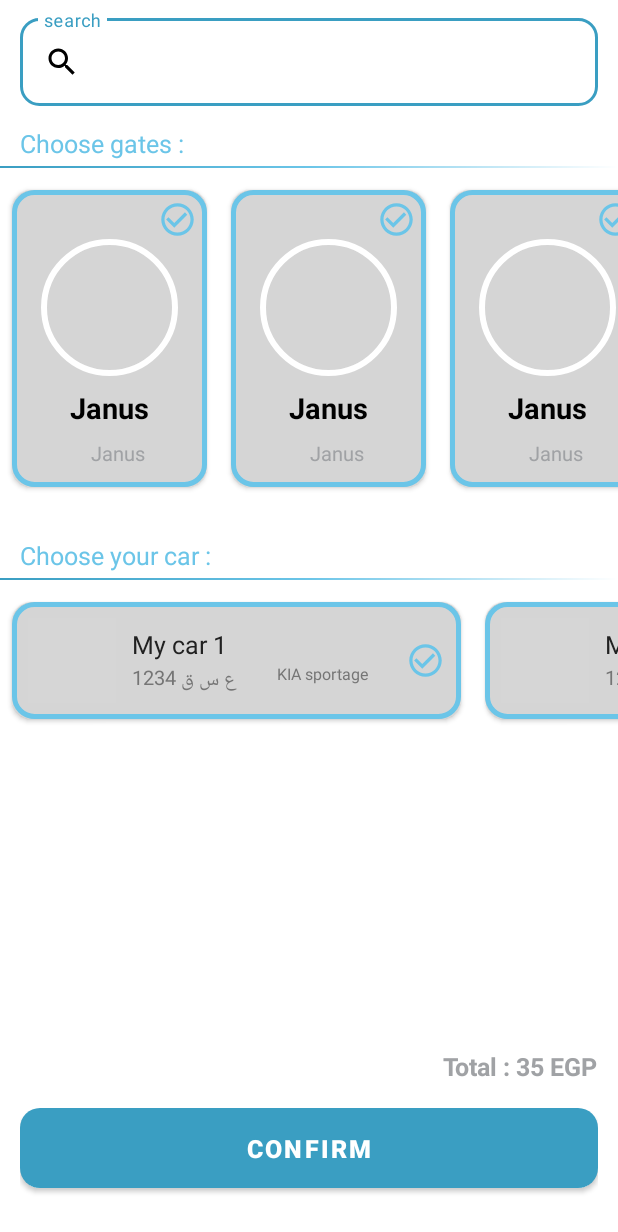
After one commit to mina0maher/janus-gates, an Android app: the layout fragment_reservation.xml on its own in the app's theme, with its tools: preview values and no code run, on a phone screen of 412 x 824 dp. The commit adds this screen. Shown: the top 1232 px of the screen. Run offline under Robolectric (Android 15) with nearby library versions, the light colour scheme and no system bars; grey boxes are pictures that could not be loaded.

Commit message:
make reservation screen UI

```diff
--- a/app/build.gradle
+++ b/app/build.gradle
@@ -69,6 +69,7 @@ dependencies {
     implementation 'androidx.lifecycle:lifecycle-viewmodel-ktx:2.5.1'
     implementation "com.github.hadilq.liveevent:liveevent:1.2.0"
     implementation "androidx.lifecycle:lifecycle-extensions:2.2.0"
-
+    //circle image view
+    implementation 'de.hdodenhof:circleimageview:3.1.0'
 
 }
--- a/app/src/main/java/com/mina/janus/ui/fragments/MapsFragment.kt
+++ b/app/src/main/java/com/mina/janus/ui/fragments/MapsFragment.kt
@@ -250,7 +250,7 @@ class MapsFragment : Fragment() {
         jsonObjectRequest.retryPolicy = retryPolicy
         requestQueue.add(jsonObjectRequest)
     }
-    private fun decodePoly(encoded: String): List<LatLng>? {
+    private fun decodePoly(encoded: String): List<LatLng> {
         val poly: MutableList<LatLng> = ArrayList()
         var index = 0
         val len = encoded.length
--- /dev/null
+++ b/app/src/main/java/com/mina/janus/ui/fragments/ReservationFragment.kt
@@ -0,0 +1,60 @@
+package com.mina.janus.ui.fragments
+
+import android.os.Bundle
+import androidx.fragment.app.Fragment
+import android.view.LayoutInflater
+import android.view.View
+import android.view.ViewGroup
+import com.mina.janus.R
+
+// TODO: Rename parameter arguments, choose names that match
+// the fragment initialization parameters, e.g. ARG_ITEM_NUMBER
+private const val ARG_PARAM1 = "param1"
+private const val ARG_PARAM2 = "param2"
+
+/**
+ * A simple [Fragment] subclass.
+ * Use the [ReservationFragment.newInstance] factory method to
+ * create an instance of this fragment.
+ */
+class ReservationFragment : Fragment() {
+    // TODO: Rename and change types of parameters
+    private var param1: String? = null
+    private var param2: String? = null
+
+    override fun onCreate(savedInstanceState: Bundle?) {
+        super.onCreate(savedInstanceState)
+        arguments?.let {
+            param1 = it.getString(ARG_PARAM1)
+            param2 = it.getString(ARG_PARAM2)
+        }
+    }
+
+    override fun onCreateView(
+        inflater: LayoutInflater, container: ViewGroup?,
+        savedInstanceState: Bundle?
+    ): View? {
+        // Inflate the layout for this fragment
+        return inflater.inflate(R.layout.fragment_reservation, container, false)
+    }
+
+    companion object {
+        /**
+         * Use this factory method to create a new instance of
+         * this fragment using the provided parameters.
+         *
+         * @param param1 Parameter 1.
+         * @param param2 Parameter 2.
+         * @return A new instance of fragment ReservationFragment.
+         */
+        // TODO: Rename and change types and number of parameters
+        @JvmStatic
+        fun newInstance(param1: String, param2: String) =
+            ReservationFragment().apply {
+                arguments = Bundle().apply {
+                    putString(ARG_PARAM1, param1)
+                    putString(ARG_PARAM2, param2)
+                }
+            }
+    }
+}
--- /dev/null
+++ b/app/src/main/res/drawable-v24/line_under_text.xml
@@ -0,0 +1,5 @@
+<?xml version="1.0" encoding="utf-8"?>
+<shape android:shape="rectangle" xmlns:android="http://schemas.android.com/apk/res/android">
+
+    <gradient android:startColor="@color/primary_dark" android:centerColor="@color/primary_light" android:endColor="@color/white"/>
+</shape>
--- /dev/null
+++ b/app/src/main/res/drawable/ic_check_circle.xml
@@ -0,0 +1,5 @@
+<vector android:height="24dp" android:tint="#000000"
+    android:viewportHeight="24" android:viewportWidth="24"
+    android:width="24dp" xmlns:android="http://schemas.android.com/apk/res/android">
+    <path android:fillColor="@android:color/white" android:pathData="M16.59,7.58L10,14.17l-3.59,-3.58L5,12l5,5 8,-8zM12,2C6.48,2 2,6.48 2,12s4.48,10 10,10 10,-4.48 10,-10S17.52,2 12,2zM12,20c-4.42,0 -8,-3.58 -8,-8s3.58,-8 8,-8 8,3.58 8,8 -3.58,8 -8,8z"/>
+</vector>
--- /dev/null
+++ b/app/src/main/res/drawable/ic_search.xml
@@ -0,0 +1,5 @@
+<vector android:height="24dp" android:tint="#000000"
+    android:viewportHeight="24" android:viewportWidth="24"
+    android:width="24dp" xmlns:android="http://schemas.android.com/apk/res/android">
+    <path android:fillColor="@android:color/white" android:pathData="M15.5,14h-0.79l-0.28,-0.27C15.41,12.59 16,11.11 16,9.5 16,5.91 13.09,3 9.5,3S3,5.91 3,9.5 5.91,16 9.5,16c1.61,0 3.09,-0.59 4.23,-1.57l0.27,0.28v0.79l5,4.99L20.49,19l-4.99,-5zM9.5,14C7.01,14 5,11.99 5,9.5S7.01,5 9.5,5 14,7.01 14,9.5 11.99,14 9.5,14z"/>
+</vector>
--- /dev/null
+++ b/app/src/main/res/drawable/item_gate_background.xml
@@ -0,0 +1,7 @@
+<?xml version="1.0" encoding="utf-8"?>
+<shape  xmlns:android="http://schemas.android.com/apk/res/android">
+<stroke android:color="@color/primary_light" android:width="3dp" />
+<corners android:radius="@dimen/_10sdp"/>
+    <solid android:color="@color/gray1"/>
+
+</shape>
--- a/app/src/main/res/layout/fragment_maps.xml
+++ b/app/src/main/res/layout/fragment_maps.xml
@@ -15,13 +15,13 @@
         android:background="@color/primary_light"
         android:layout_marginBottom="-40dp"
         >
-            <fragment xmlns:android="http://schemas.android.com/apk/res/android"
-                xmlns:tools="http://schemas.android.com/tools"
-                android:id="@+id/map"
-                android:name="com.google.android.gms.maps.SupportMapFragment"
-                android:layout_width="match_parent"
-                android:layout_height="match_parent"
-                tools:context=".ui.fragments.MapsFragment" />
+<!--            <fragment xmlns:android="http://schemas.android.com/apk/res/android"-->
+<!--                xmlns:tools="http://schemas.android.com/tools"-->
+<!--                android:id="@+id/map"-->
+<!--                android:name="com.google.android.gms.maps.SupportMapFragment"-->
+<!--                android:layout_width="match_parent"-->
+<!--                android:layout_height="match_parent"-->
+<!--                tools:context=".ui.fragments.MapsFragment" />-->
     </androidx.constraintlayout.widget.ConstraintLayout>
 
     <androidx.constraintlayout.widget.ConstraintLayout
@@ -85,13 +85,14 @@
         </com.google.android.material.textfield.TextInputLayout>
 
         <FrameLayout
+            android:id="@+id/frameLayout2"
             android:layout_width="match_parent"
             android:layout_height="wrap_content"
+            android:layout_marginTop="@dimen/_20sdp"
+            android:layout_marginBottom="@dimen/_20sdp"
             android:animateLayoutChanges="true"
-            app:layout_constraintTop_toBottomOf="@+id/textInputLayout3"
-            app:layout_constraintBottom_toBottomOf="parent"
-            android:layout_marginTop="@dimen/_30sdp"
-            android:layout_marginBottom="@dimen/_20sdp">
+            app:layout_constraintBottom_toTopOf="@id/textChooseGates"
+            app:layout_constraintTop_toBottomOf="@+id/textInputLayout3">
 
             <com.google.android.material.button.MaterialButton
                 android:id="@+id/buttonSignIn"
@@ -110,5 +111,21 @@
                 android:layout_gravity="center"
                 android:visibility="invisible" />
         </FrameLayout>
+
+        <TextView
+            android:id="@+id/textChooseGates"
+            android:layout_width="wrap_content"
+            android:layout_height="wrap_content"
+            android:layout_marginTop="@dimen/_20sdp"
+            android:layout_marginBottom="@dimen/_20sdp"
+
+            android:text="or choose gates manually"
+            android:textColor="@color/black"
+            android:textSize="@dimen/_12ssp"
+            android:textStyle="bold"
+            app:layout_constraintBottom_toBottomOf="parent"
+            app:layout_constraintEnd_toEndOf="parent"
+            app:layout_constraintStart_toStartOf="parent"
+     />
     </androidx.constraintlayout.widget.ConstraintLayout>
 </androidx.constraintlayout.widget.ConstraintLayout>
--- /dev/null
+++ b/app/src/main/res/layout/fragment_reservation.xml
@@ -0,0 +1,152 @@
+<?xml version="1.0" encoding="utf-8"?>
+<androidx.constraintlayout.widget.ConstraintLayout xmlns:android="http://schemas.android.com/apk/res/android"
+    xmlns:tools="http://schemas.android.com/tools"
+    android:layout_width="match_parent"
+    android:layout_height="match_parent"
+    xmlns:app="http://schemas.android.com/apk/res-auto"
+    tools:context=".ui.fragments.ReservationFragment">
+
+    <com.google.android.material.textfield.TextInputLayout
+        android:id="@+id/textInputLayout"
+        style="@style/Widget.MaterialComponents.TextInputLayout.OutlinedBox"
+        android:layout_width="match_parent"
+        android:layout_height="wrap_content"
+        android:layout_marginTop="@dimen/_5sdp"
+        android:textColorHint="@color/grey"
+        app:boxCornerRadiusBottomEnd="@dimen/_10sdp"
+        app:boxCornerRadiusBottomStart="@dimen/_10sdp"
+        app:boxCornerRadiusTopEnd="@dimen/_10sdp"
+        app:boxCornerRadiusTopStart="@dimen/_10sdp"
+        app:layout_constraintEnd_toEndOf="parent"
+        app:layout_constraintStart_toStartOf="parent"
+        app:layout_constraintTop_toTopOf="parent"
+        android:layout_marginEnd="@dimen/_10sdp"
+        android:layout_marginStart="@dimen/_10sdp">
+
+        <com.google.android.material.textfield.TextInputEditText
+            android:id="@+id/textYourLocation"
+            android:layout_width="match_parent"
+            android:layout_height="wrap_content"
+            android:drawableLeft="@drawable/ic_search"
+            android:drawablePadding="@dimen/_5sdp"
+            android:hint="search"
+            android:maxLines="2" />
+    </com.google.android.material.textfield.TextInputLayout>
+
+    <TextView
+        android:id="@+id/confirmedTextView"
+        android:layout_width="match_parent"
+        android:layout_height="wrap_content"
+        android:layout_marginTop="@dimen/_10sdp"
+        android:layout_marginStart="@dimen/_10sdp"
+        android:text="Choose gates :"
+        android:textColor="@color/primary_light"
+        android:textSize="@dimen/_13ssp"
+        android:textStyle=""
+        android:visibility="visible"
+        app:layout_constraintEnd_toEndOf="parent"
+        app:layout_constraintStart_toStartOf="parent"
+        app:layout_constraintTop_toBottomOf="@id/textInputLayout" />
+
+    <ImageView
+        android:id="@+id/confirmedImageView"
+        android:layout_width="match_parent"
+        android:layout_height="1dp"
+        android:src="@drawable/line_under_text"
+        android:visibility="visible"
+        app:layout_constraintEnd_toEndOf="parent"
+        app:layout_constraintStart_toStartOf="parent"
+        app:layout_constraintTop_toBottomOf="@+id/confirmedTextView"
+        android:layout_marginTop="@dimen/_3sdp"/>
+
+    <androidx.recyclerview.widget.RecyclerView
+        android:id="@+id/recyclerView"
+        android:layout_width="match_parent"
+        android:layout_height="wrap_content"
+        android:layout_marginTop="@dimen/_5sdp"
+        android:orientation="horizontal"
+        app:layoutManager="androidx.recyclerview.widget.LinearLayoutManager"
+        app:layout_constraintEnd_toEndOf="parent"
+        app:layout_constraintStart_toStartOf="parent"
+        app:layout_constraintTop_toBottomOf="@+id/confirmedImageView"
+        tools:listitem="@layout/item_view" />
+
+    <TextView
+        android:id="@+id/id1"
+        android:layout_width="match_parent"
+        android:layout_height="wrap_content"
+        android:text="Choose your car :"
+        android:textColor="@color/primary_light"
+        android:textSize="@dimen/_13ssp"
+        android:textStyle=""
+        android:visibility="visible"
+        app:layout_constraintEnd_toEndOf="parent"
+        app:layout_constraintStart_toStartOf="parent"
+        app:layout_constraintTop_toBottomOf="@+id/recyclerView"
+        android:layout_marginTop="@dimen/_20sdp"
+        android:layout_marginStart="@dimen/_10sdp"/>
+
+    <ImageView
+        android:id="@+id/id2"
+        android:layout_width="match_parent"
+        android:layout_height="1dp"
+        android:src="@drawable/line_under_text"
+        android:visibility="visible"
+        app:layout_constraintTop_toBottomOf="@id/id1"
+        android:layout_marginTop="@dimen/_3sdp"/>
+    <androidx.recyclerview.widget.RecyclerView
+        android:id="@+id/recyclerView2"
+        android:layout_width="match_parent"
+        android:layout_height="wrap_content"
+        android:layout_marginTop="@dimen/_5sdp"
+        android:orientation="horizontal"
+        app:layoutManager="androidx.recyclerview.widget.LinearLayoutManager"
+        app:layout_constraintEnd_toEndOf="parent"
+        app:layout_constraintStart_toStartOf="parent"
+        app:layout_constraintTop_toBottomOf="@+id/id2"
+        tools:listitem="@layout/item_car" />
+
+    <TextView
+        android:id="@+id/id4"
+        android:layout_width="wrap_content"
+        android:layout_height="wrap_content"
+        android:text="Total : 35 EGP"
+        android:textColor="@color/grey"
+        android:textSize="@dimen/_13ssp"
+        android:textStyle="bold"
+        android:visibility="visible"
+        android:layout_marginEnd="@dimen/_10sdp"
+        android:layout_marginBottom="@dimen/_8sdp"
+        app:layout_constraintBottom_toTopOf="@+id/frameLayout2"
+      app:layout_constraintEnd_toEndOf="parent" />
+    <FrameLayout
+        android:id="@+id/frameLayout2"
+        android:layout_width="match_parent"
+        android:layout_height="wrap_content"
+        android:animateLayoutChanges="true"
+        app:layout_constraintBottom_toBottomOf="parent"
+        app:layout_constraintEnd_toEndOf="parent"
+        app:layout_constraintStart_toStartOf="parent"
+        android:layout_marginEnd="@dimen/_10sdp"
+        android:layout_marginStart="@dimen/_10sdp"
+        android:layout_marginBottom="@dimen/_20sdp">
+
+        <com.google.android.material.button.MaterialButton
+            android:id="@+id/buttonSignIn"
+            android:layout_width="match_parent"
+            android:layout_height="@dimen/_50sdp"
+            android:text="confirm"
+            android:textColor="@color/white"
+            android:textSize="@dimen/_13ssp"
+            android:textStyle="bold"
+            app:cornerRadius="@dimen/_10sdp" />
+
+        <ProgressBar
+            android:id="@+id/progressBar"
+            android:layout_width="@dimen/_25sdp"
+            android:layout_height="@dimen/_25sdp"
+            android:layout_gravity="center"
+            android:visibility="invisible" />
+    </FrameLayout>
+
+</androidx.constraintlayout.widget.ConstraintLayout>
--- /dev/null
+++ b/app/src/main/res/layout/item_car.xml
@@ -0,0 +1,90 @@
+<?xml version="1.0" encoding="utf-8"?>
+<androidx.cardview.widget.CardView xmlns:android="http://schemas.android.com/apk/res/android"
+    android:layout_width="wrap_content"
+    android:layout_height="wrap_content"
+    xmlns:app="http://schemas.android.com/apk/res-auto"
+    android:padding="@dimen/_8sdp"
+    android:layout_margin="@dimen/_6sdp"
+    app:cardCornerRadius="@dimen/_10sdp"
+    app:cardBackgroundColor="@color/gray1"
+    android:elevation="@dimen/_20sdp"
+    >
+    <androidx.constraintlayout.widget.ConstraintLayout
+        android:layout_width="@dimen/_230sdp"
+        android:layout_height="@dimen/_60sdp"
+        android:padding="@dimen/_8sdp"
+        android:background="@drawable/item_gate_background">
+    <de.hdodenhof.circleimageview.CircleImageView
+        android:id="@+id/imageProfile"
+        android:layout_width="@dimen/_45sdp"
+        android:layout_height="@dimen/_45sdp"
+        android:background="@drawable/getstarted"
+        android:scaleType="centerCrop"
+        app:layout_constraintStart_toStartOf="parent"
+        app:layout_constraintTop_toTopOf="parent"
+        app:riv_oval="true"/>
+    <View
+        android:id="@+id/viewSupporter"
+        android:layout_width="1dp"
+        android:layout_height="1dp"
+        app:layout_constraintBottom_toBottomOf="@+id/imageProfile"
+        app:layout_constraintStart_toEndOf="@+id/imageProfile"
+        app:layout_constraintTop_toTopOf="@id/imageProfile"/>
+    <TextView
+        android:text="My car 1"
+        android:id="@+id/textName"
+        android:layout_width="0dp"
+        android:layout_height="wrap_content"
+        android:layout_marginStart="@dimen/_8sdp"
+        android:layout_marginEnd="@dimen/_8sdp"
+        android:ellipsize="end"
+        android:maxLines="1"
+        android:textColor="@color/primary_text"
+        android:textSize="@dimen/_13ssp"
+        app:layout_constraintBottom_toTopOf="@+id/viewSupporter"
+        app:layout_constraintEnd_toStartOf="@id/numberOfTickets"
+        app:layout_constraintStart_toEndOf="@+id/imageProfile"
+        android:transitionName="nameTransition"/>
+    <TextView
+        android:text="ع س ق 1234"
+        android:id="@+id/textPhone"
+        android:layout_width="0dp"
+        android:layout_height="wrap_content"
+        android:layout_marginStart="@dimen/_8sdp"
+        android:layout_marginEnd="@dimen/_8sdp"
+        android:ellipsize="end"
+        android:maxLines="1"
+        android:textColor="@color/secondary_text"
+        android:textSize="@dimen/_10ssp"
+        android:textAlignment="textEnd"
+        app:layout_constraintEnd_toStartOf="@id/textDate"
+        app:layout_constraintStart_toEndOf="@+id/imageProfile"
+        app:layout_constraintTop_toBottomOf="@id/viewSupporter"/>
+    <TextView
+        android:text="KIA sportage"
+        android:id="@+id/textDate"
+        android:layout_width="0dp"
+        android:layout_height="wrap_content"
+        android:layout_marginStart="@dimen/_8sdp"
+        android:layout_marginEnd="@dimen/_8sdp"
+        android:ellipsize="end"
+        android:maxLines="1"
+        android:textColor="@color/secondary_text"
+        android:textSize="@dimen/_8ssp"
+        android:textAlignment="textStart"
+        app:layout_constraintEnd_toStartOf="@id/numberOfTickets"
+        app:layout_constraintStart_toEndOf="@+id/textPhone"
+        app:layout_constraintTop_toBottomOf="@id/viewSupporter"
+        />
+
+        <ImageView
+            android:id="@+id/numberOfTickets"
+            android:layout_width="@dimen/_20sdp"
+            android:layout_height="@dimen/_20sdp"
+            android:src="@drawable/ic_check_circle"
+            app:tint="@color/primary_light"
+            app:layout_constraintEnd_toEndOf="parent"
+            app:layout_constraintTop_toTopOf="parent"
+            app:layout_constraintBottom_toBottomOf="parent"/>
+    </androidx.constraintlayout.widget.ConstraintLayout>
+</androidx.cardview.widget.CardView>
--- /dev/null
+++ b/app/src/main/res/layout/item_view.xml
@@ -0,0 +1,80 @@
+<?xml version="1.0" encoding="utf-8"?>
+<androidx.cardview.widget.CardView
+    xmlns:android="http://schemas.android.com/apk/res/android"
+    xmlns:tools="http://schemas.android.com/tools"
+    android:layout_width="wrap_content"
+    android:layout_height="wrap_content"
+    xmlns:app="http://schemas.android.com/apk/res-auto"
+    android:layout_margin="@dimen/_6sdp"
+    app:cardCornerRadius="@dimen/_10sdp"
+    app:cardBackgroundColor="@color/gray1"
+    android:elevation="@dimen/_20sdp"
+    >
+
+    <androidx.constraintlayout.widget.ConstraintLayout
+        android:id="@+id/layout"
+        android:layout_width="match_parent"
+        android:layout_height="match_parent"
+
+        android:background="@drawable/item_gate_background"
+        >
+
+        <ImageView
+            android:layout_width="@dimen/_20sdp"
+            android:layout_height="@dimen/_20sdp"
+            android:src="@drawable/ic_check_circle"
+            app:layout_constraintEnd_toEndOf="parent"
+            app:layout_constraintTop_toTopOf="parent"
+            android:layout_margin="@dimen/_5sdp"
+            app:tint="@color/primary_light" />
+
+        <de.hdodenhof.circleimageview.CircleImageView
+            android:id="@+id/item_image"
+            android:layout_width="@dimen/_70sdp"
+            android:layout_height="@dimen/_70sdp"
+            app:layout_constraintTop_toTopOf="parent"
+            app:layout_constraintStart_toStartOf="parent"
+            app:layout_constraintEnd_toEndOf="parent"
+            android:src="@color/gray1"
+            android:layout_marginTop="@dimen/_25sdp"
+            android:layout_marginStart="@dimen/_15sdp"
+            android:layout_marginEnd="@dimen/_15sdp"
+            app:civ_border_color="@color/white"
+            app:civ_border_width="@dimen/_3sdp"
+            android:transitionName="example_transition"
+            />
+        <TextView
+            android:id="@+id/item_name"
+            android:layout_width="wrap_content"
+            android:layout_height="wrap_content"
+            app:layout_constraintTop_toBottomOf="@id/item_image"
+            app:layout_constraintStart_toStartOf="parent"
+            app:layout_constraintEnd_toEndOf="parent"
+            android:textSize="@dimen/_15ssp"
+            android:text="@string/app_name"
+            android:gravity="center"
+            android:layout_marginStart="@dimen/_8sdp"
+            android:textColor="@color/black"
+            android:textStyle="bold"
+            android:layout_margin="@dimen/_6sdp"
+            android:maxLines="1"
+            />
+        <TextView
+            android:id="@+id/item_price"
+            android:layout_width="wrap_content"
+            android:layout_height="wrap_content"
+            app:layout_constraintTop_toBottomOf="@id/item_name"
+            app:layout_constraintStart_toStartOf="parent"
+            app:layout_constraintEnd_toEndOf="parent"
+            app:layout_constraintBottom_toBottomOf="parent"
+            android:textSize="@dimen/_10ssp"
+            android:text="@string/app_name"
+            android:gravity="center"
+            android:layout_marginStart="@dimen/_8sdp"
+            android:textColor="@color/grey"
+            android:layout_marginTop="@dimen/_6sdp"
+            android:layout_marginBottom="@dimen/_10sdp"
+            />
+    </androidx.constraintlayout.widget.ConstraintLayout>
+
+</androidx.cardview.widget.CardView>
--- a/app/src/main/res/values/colors.xml
+++ b/app/src/main/res/values/colors.xml
@@ -10,6 +10,7 @@
     <color name="red">#FF0000</color>
 
     <color name="grey">#A0A2A5</color>
+    <color name="gray1">#D5D5D5</color>
     <color name="primary_dark">#3A9EC2</color>
     <color name="primary_light">#6BC5E8</color>
     <color name="primary_text" >#212121</color>
--- a/app/src/main/res/values/strings.xml
+++ b/app/src/main/res/values/strings.xml
@@ -11,4 +11,6 @@
     <string name="sing_up">Sing Up</string>
     <string name="name">Name</string>
     <string name="google_maps_api_key">AIzaSyBJMDGZL3iNE2n-kUYQJYM3J0whIWGupaM</string>
+    <!-- TODO: Remove or change this placeholder text -->
+    <string name="hello_blank_fragment">Hello blank fragment</string>
 </resources>
```
